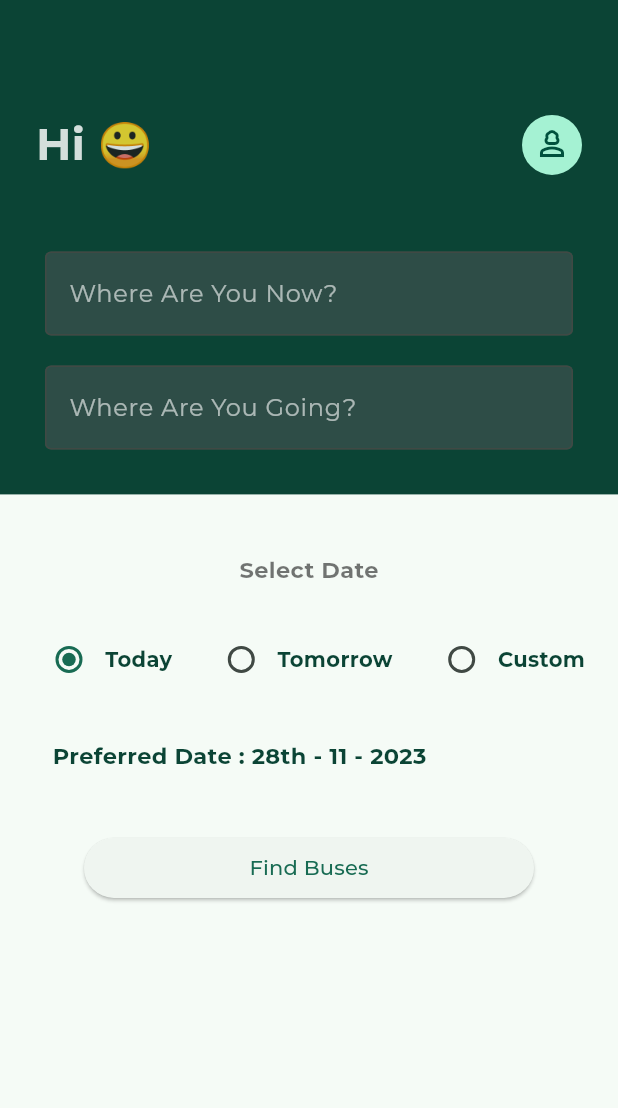
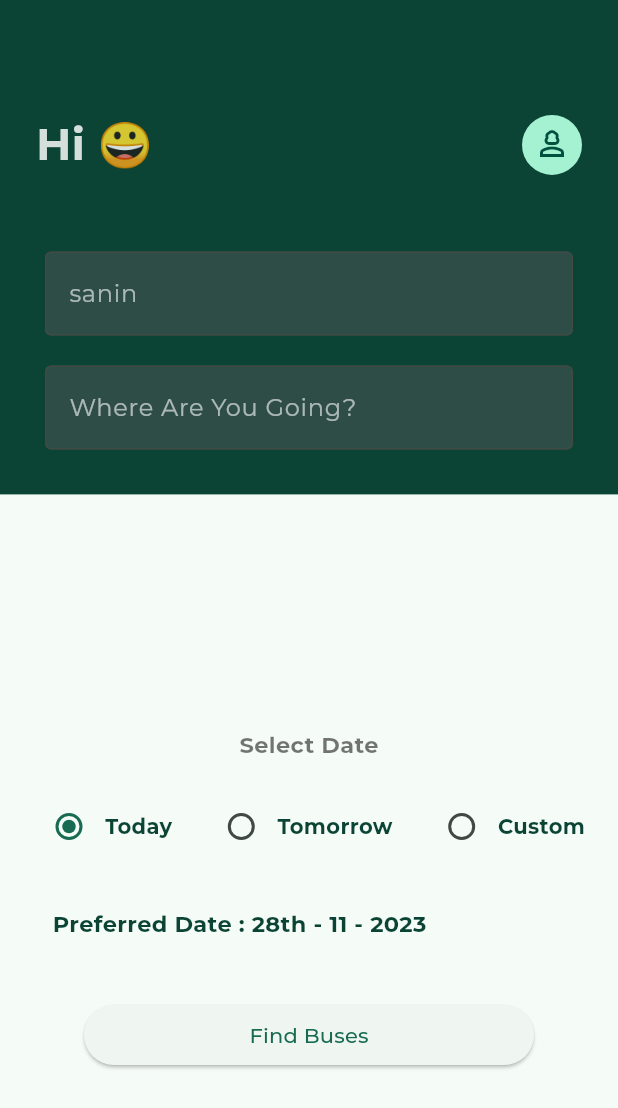
Before and after one commit to saninthottungal/iBus, a Flutter app: the ScreenHome screen opened by its route, on a phone screen of 412 x 824 dp. Shown: the top 1108 px of the screen. Run offline on Flutter 3.47's test engine with Material 3 defaults, Android fonts, the phone set to English and light mode, and no system bars; our stand-ins replace firebase_auth, firebase_core, google_fonts, shared_preferences; accounts and stored records are empty.

Commit message:
stable commit

```diff
--- a/lib/Screens/ScreenHome.dart
+++ b/lib/Screens/ScreenHome.dart
@@ -5,6 +5,7 @@ import 'package:google_fonts/google_fonts.dart';
 import 'package:ibus2/core/Colors.dart';
 import 'package:ibus2/core/Constants.dart';
 import 'package:ibus2/core/date.dart';
+import 'package:ibus2/core/fieldEnum.dart';
 import 'package:shared_preferences/shared_preferences.dart';
 
 class ScreenHome extends StatefulWidget {
@@ -19,6 +20,13 @@ class _ScreenHomeState extends State<ScreenHome> {
   ValueNotifier<Date> currentDateNotifier = ValueNotifier(Date.today);
   DateTime selectedDate = DateTime.now();
 
+  ValueNotifier<List<String>> placeListNotifier = ValueNotifier([]);
+
+  String? whereFrom = "sanin";
+  String? whereTo;
+
+  field whichField = field.field1;
+
   @override
   void initState() {
     final user = FirebaseAuth.instance.currentUser;
@@ -31,8 +39,8 @@ class _ScreenHomeState extends State<ScreenHome> {
     final height = MediaQuery.of(context).size.height;
     final width = MediaQuery.of(context).size.width;
     return Scaffold(
-      body: SingleChildScrollView(
-        child: Column(
+      resizeToAvoidBottomInset: false,
+      body: Column(
         children: [
           //stack
 
@@ -73,8 +81,7 @@ class _ScreenHomeState extends State<ScreenHome> {
                               //pop up button
 
                               showMenu(
-                                  color:
-                                      const Color.fromARGB(255, 57, 209, 156),
+                                color: const Color.fromARGB(255, 57, 209, 156),
                                 context: context,
                                 position:
                                     RelativeRect.fromLTRB(width, 0, 70, 0),
@@ -82,8 +89,7 @@ class _ScreenHomeState extends State<ScreenHome> {
                                   PopupMenuItem(
                                     onTap: () async {
                                       final sharedPref =
-                                            await SharedPreferences
-                                                .getInstance();
+                                          await SharedPreferences.getInstance();
                                       sharedPref.setBool(sharedKey, false);
                                       await FirebaseAuth.instance.signOut();
                                       Navigator.of(context)
@@ -107,18 +113,25 @@ class _ScreenHomeState extends State<ScreenHome> {
 
                   //text Field 1
 
-                    const Padding(
-                      padding: EdgeInsets.symmetric(horizontal: 30),
+                  Padding(
+                    padding: const EdgeInsets.symmetric(horizontal: 30),
                     child: TextField(
-                        style: TextStyle(
+                      onTap: () {
+                        whichField = field.field1;
+                        print(whichField.toString());
+
+                        placeListNotifier.value.addAll(places);
+                      },
+                      onChanged: (value) => filterResults(value),
+                      style: const TextStyle(
                         color: Colors.white70,
                       ),
                       decoration: InputDecoration(
                         filled: true,
-                          fillColor: Color.fromARGB(100, 100, 91, 100),
-                          hintStyle: TextStyle(color: Colors.white60),
-                          hintText: "Where Are You Now?",
-                          border: OutlineInputBorder(),
+                        fillColor: const Color.fromARGB(100, 100, 91, 100),
+                        hintStyle: const TextStyle(color: Colors.white60),
+                        hintText: whereFrom ?? "Where Are You Now ?",
+                        border: const OutlineInputBorder(),
                       ),
                     ),
                   ),
@@ -127,16 +140,22 @@ class _ScreenHomeState extends State<ScreenHome> {
                   ),
                   //text Field 2
 
-                    const Padding(
-                      padding: EdgeInsets.symmetric(horizontal: 30),
+                  Padding(
+                    padding: const EdgeInsets.symmetric(horizontal: 30),
                     child: TextField(
-                        style: TextStyle(color: Colors.white70),
+                      onTap: () {
+                        whichField = field.field2;
+                        // print(whichField.toString());
+                        placeListNotifier.value = places;
+                      },
+                      onChanged: (value) => filterResults(value),
+                      style: const TextStyle(color: Colors.white70),
                       decoration: InputDecoration(
                         filled: true,
-                          fillColor: Color.fromARGB(100, 100, 91, 100),
-                          hintStyle: TextStyle(color: Colors.white60),
-                          hintText: "Where Are You Going?",
-                          border: OutlineInputBorder(),
+                        fillColor: const Color.fromARGB(100, 100, 91, 100),
+                        hintStyle: const TextStyle(color: Colors.white60),
+                        hintText: whereTo ?? "Where Are You Going?",
+                        border: const OutlineInputBorder(),
                       ),
                     ),
                   ),
@@ -146,17 +165,38 @@ class _ScreenHomeState extends State<ScreenHome> {
             ],
           ),
 
-            const SizedBox(height: 30),
-
-            // ListView.separated(
-            //   itemBuilder: (context, index) {
-            //     return const ListTile(
-            //       title: Text("sanin"),
-            //     );
-            //   },
-            //   separatorBuilder: (context, index) => const SizedBox(height: 2),
-            //   itemCount: 1,
-            // ),
+          Flexible(
+            child: Padding(
+              padding: const EdgeInsets.only(top: 5, left: 20, right: 20),
+              child: ValueListenableBuilder(
+                  valueListenable: placeListNotifier,
+                  builder: (context, newValue, _) {
+                    return ListView.separated(
+                      itemBuilder: (context, index) {
+                        return Card(
+                          //  key: ValueKey(places[index]),
+                          child: ListTile(
+                            title: Text(
+                              newValue[index],
+                              textAlign: TextAlign.left,
+                              style: GoogleFonts.montserrat(
+                                textStyle: const TextStyle(
+                                  color: themeColor,
+                                  fontSize: 15,
+                                  fontWeight: FontWeight.bold,
+                                ),
+                              ),
+                            ),
+                          ),
+                        );
+                      },
+                      separatorBuilder: (context, index) =>
+                          const SizedBox(height: 2),
+                      itemCount: placeListNotifier.value.length,
+                    );
+                  }),
+            ),
+          ),
 
           //available Dates
 
@@ -175,9 +215,7 @@ class _ScreenHomeState extends State<ScreenHome> {
             ),
           ),
 
-            const SizedBox(height: 15),
-
-            //radiossss
+          const SizedBox(height: 10),
 
           SingleChildScrollView(
             scrollDirection: Axis.vertical,
@@ -288,9 +326,10 @@ class _ScreenHomeState extends State<ScreenHome> {
             ),
           ),
 
+          const SizedBox(height: 110),
+
           //remove
         ],
-        ),
       ),
     );
   }
@@ -314,4 +353,13 @@ class _ScreenHomeState extends State<ScreenHome> {
       return dateTime;
     }
   }
+
+  void filterResults(String enteredWord) {
+    if (enteredWord.isEmpty) {
+      placeListNotifier.value = places;
+    } else {
+      placeListNotifier.value =
+          places.where((place) => place.contains(enteredWord)).toList();
     }
+  }
+}
--- a/lib/core/Constants.dart
+++ b/lib/core/Constants.dart
@@ -1,29 +1,29 @@
 const String sharedKey = 'user';
 
-const Map<int, String> places = {
-  1: 'kottappadi',
-  2: 'kunnummal',
-  3: 'pump',
-  4: 'msp',
-  5: 'guest house',
-  6: 'bypass',
-  7: 'koottilangadi',
-  8: 'keeramkundu',
-  9: 'kachinikkad',
-  10: 'makkarapparambu',
-  11: 'school padi',
-  12: '36',
-  13: 'naranath',
-  14: 'ramapuram',
-  15: '38',
-  16: 'panangangara',
-  17: 'aripra',
-  18: 'thadathil valavu',
-  19: 'thiroorkkadu',
-  20: 'iti',
-  21: 'oradampalam',
-  22: 'angadippuram',
-  23: 'poly',
-  24: 'jubilie jn',
-  25: 'puthuya stand',
-};
+const List<String> places = [
+  'kottappadi',
+  'kunnummal',
+  'pump',
+  'msp',
+  'guest house',
+  'bypass',
+  'koottilangadi',
+  'keeramkundu',
+  'kachinikkad',
+  'makkarapparambu',
+  'school padi',
+  '36',
+  'naranath',
+  'ramapuram',
+  '38',
+  'panangangara',
+  'aripra',
+  'thadathil valavu',
+  'thiroorkkadu',
+  'iti',
+  'oradampalam',
+  'angadippuram',
+  'poly',
+  'jubilie jn',
+  'puthuya stand',
+];
--- /dev/null
+++ b/lib/core/fieldEnum.dart
@@ -0,0 +1,4 @@
+enum field {
+  field1,
+  field2,
+}
```
Lines whose indentation alone changed are shown as unchanged.
